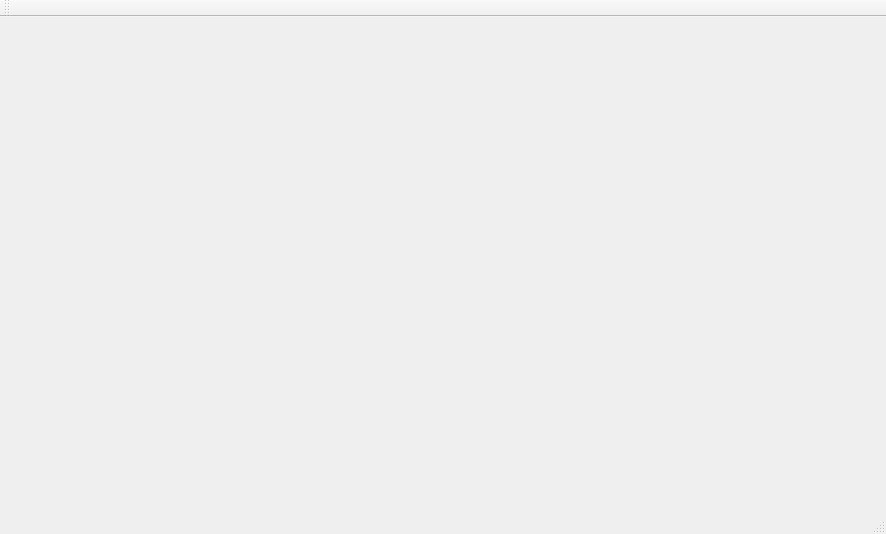
Qt form Sem_04/OOP/Lab_03/gui/mainwindow.ui (lieroz/University) before a commit.
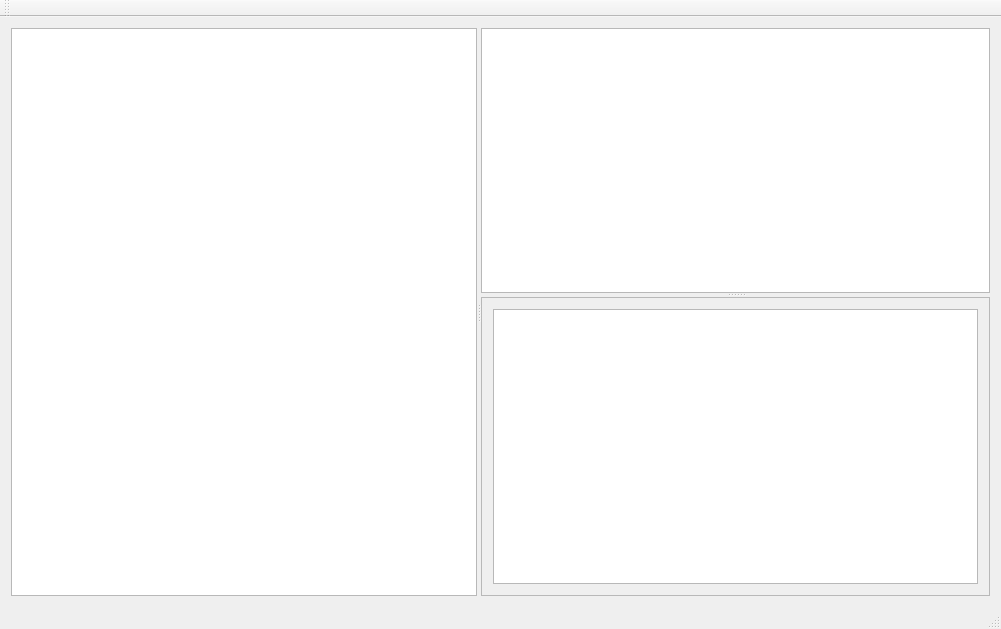
The same form after that commit.

The edit to the form file:
```diff
--- a/Sem_04/OOP/Lab_03/gui/mainwindow.ui
+++ b/Sem_04/OOP/Lab_03/gui/mainwindow.ui
@@ -6,14 +6,44 @@
    <rect>
     <x>0</x>
     <y>0</y>
-    <width>886</width>
-    <height>534</height>
+    <width>1001</width>
+    <height>629</height>
    </rect>
   </property>
   <property name="windowTitle">
    <string>MainWindow</string>
   </property>
-  <widget class="QWidget" name="centralWidget"/>
+  <widget class="QWidget" name="centralWidget">
+   <layout class="QVBoxLayout" name="verticalLayout">
+    <item>
+     <widget class="QSplitter" name="splitter_2">
+      <property name="orientation">
+       <enum>Qt::Horizontal</enum>
+      </property>
+      <widget class="QGraphicsView" name="graphicsView"/>
+      <widget class="QSplitter" name="splitter">
+       <property name="orientation">
+        <enum>Qt::Vertical</enum>
+       </property>
+       <widget class="QGraphicsView" name="graphicsView_2"/>
+       <widget class="QFrame" name="frame">
+        <property name="frameShape">
+         <enum>QFrame::StyledPanel</enum>
+        </property>
+        <property name="frameShadow">
+         <enum>QFrame::Raised</enum>
+        </property>
+        <layout class="QHBoxLayout" name="horizontalLayout">
+         <item>
+          <widget class="QListView" name="listView"/>
+         </item>
+        </layout>
+       </widget>
+      </widget>
+     </widget>
+    </item>
+   </layout>
+  </widget>
   <widget class="QMenuBar" name="menuBar">
    <property name="geometry">
     <rect>
```
Left out of the diff: 2 changed lines with no effect on the pictures.
